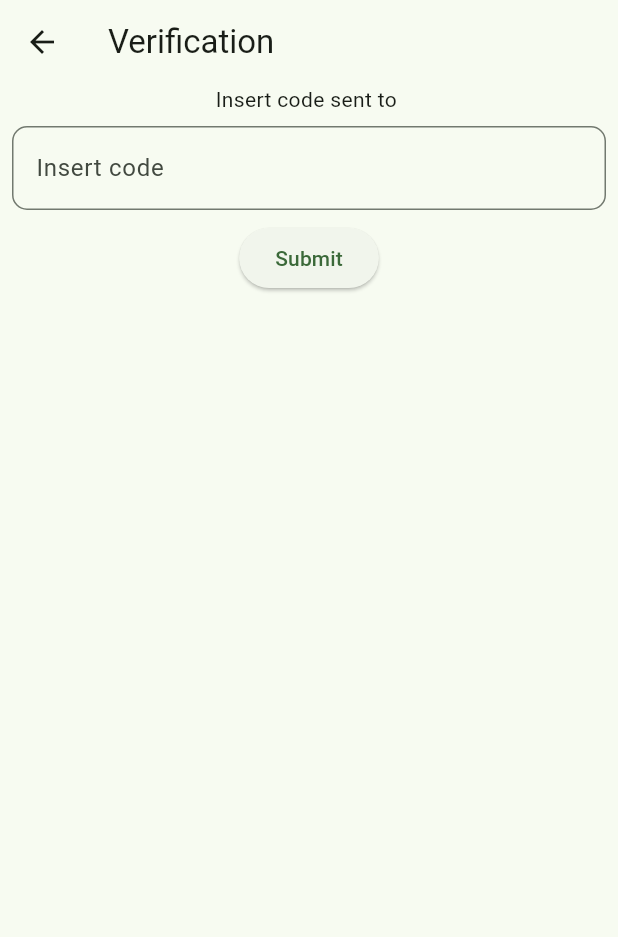
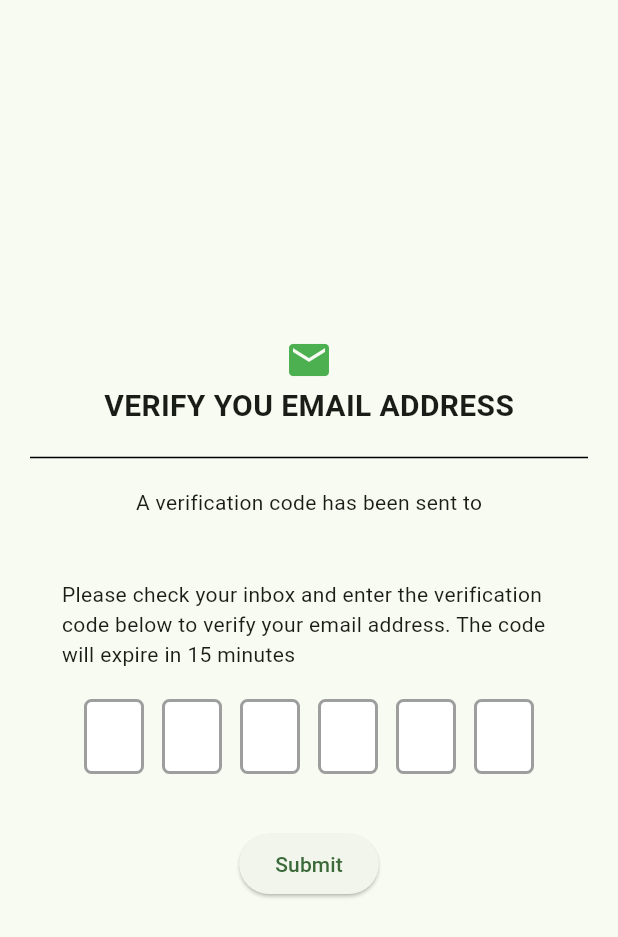
Before and after one commit to fabiooo4/Pecunia, a Flutter app: the Validation screen opened directly with empty values, on a phone screen of 412 x 824 dp. Shown: the top 937 px of the screen. Run offline on Flutter 3.47's test engine with Material 2 defaults, Android fonts, the phone set to English and light mode, and no system bars; drawn by our look-alikes of pin_code_fields; our stand-ins replace flutter_riverpod, go_router, google_nav_bar, riverpod_annotation, supabase_flutter, syncfusion_flutter_charts; accounts and stored records are empty; generated files the repository leaves out were written again.

Commit message:
Code verfication changed

```diff
--- a/lib/screens/auth/validation.dart
+++ b/lib/screens/auth/validation.dart
@@ -1,7 +1,10 @@
+import 'dart:async';
+
 import 'package:flutter/material.dart';
 import 'package:flutter_riverpod/flutter_riverpod.dart';
 import 'package:go_router/go_router.dart';
 import 'package:pecunia/api/sign_up/signup_repository.dart';
+import 'package:pin_code_fields/pin_code_fields.dart';
 
 class VerificationPageParams {
   const VerificationPageParams({this.email, this.password, this.username});
@@ -50,28 +53,85 @@ class _ValidationState extends ConsumerState<Validation> {
 
   @override
   Widget build(BuildContext context) {
+    StreamController<ErrorAnimationType> errorController =
+        StreamController<ErrorAnimationType>();
+    TextEditingController textEditingController = TextEditingController();
+    String currentText = "";
     return Scaffold(
-      appBar: AppBar(title: const Text("Verification")),
-      body: Center(
-        child: Column(
+      body: Column(
+        mainAxisAlignment: MainAxisAlignment.center,
         children: [
-          Text("Insert code sent to ${widget.params.email}"),
+          const Icon(Icons.email, size: 32, color: Colors.green),
+          const Text("VERIFY YOU EMAIL ADDRESS",
+              style: TextStyle(
+                fontSize: 20,
+                fontWeight: FontWeight.bold,
+              )),
+          const Divider(
+            color: Colors.black,
+            thickness: 1,
+            height: 40,
+            indent: 20,
+            endIndent: 20,
+          ),
+          const Text("A verification code has been sent to"),
           //insert code field and submit button
-          Padding(
-            padding: const EdgeInsets.all(8.0),
-            child: TextField(
-              controller: codeController,
-              decoration: const InputDecoration(
-                border: OutlineInputBorder(
-                    borderRadius: BorderRadius.all(Radius.circular(10))),
-                labelText: 'Insert code',
+          Text(
+            widget.params.email,
+            style: const TextStyle(
+              fontWeight: FontWeight.bold,
+            ),
+          ),
+          const SizedBox(height: 20),
+          SizedBox(
+              width: MediaQuery.of(context).size.width * 0.8,
+              child: const Text(
+                  "Please check your inbox and enter the verification code below to verify your email address. The code will expire in 15 minutes")),
+          Container(
+            width: 300,
+            padding: const EdgeInsets.symmetric(vertical: 20),
+            child: PinCodeTextField(
+              appContext: context,
+              length: 6,
+              obscureText: false,
+              animationType: AnimationType.fade,
+              pinTheme: PinTheme(
+                selectedColor: Colors.green,
+                selectedFillColor: Colors.white,
+                inactiveColor: Colors.grey,
+                inactiveFillColor: Colors.white,
+                shape: PinCodeFieldShape.box,
+                borderRadius: BorderRadius.circular(5),
+                fieldHeight: 50,
+                fieldWidth: 40,
+                activeFillColor: Colors.white,
               ),
+              animationDuration: Duration(milliseconds: 300),
+              backgroundColor: const Color.fromARGB(0, 227, 242, 253),
+              enableActiveFill: true,
+              errorAnimationController: errorController,
+              controller: textEditingController,
+              onCompleted: (v) {
+                print("Completed");
+              },
+              onChanged: (value) {
+                print(value);
+                setState(() {
+                  currentText = value;
+                });
+              },
+              beforeTextPaste: (text) {
+                print("Allowing to paste $text");
+                //if you return true then it will show the paste confirmation dialog. Otherwise if false, then nothing will happen.
+                //but you can show anything you want here, like your pop up saying wrong paste format or etc
+                return true;
+              },
             ),
           ),
           ElevatedButton(
               onPressed: () => _controlCode(), child: const Text("Submit")),
         ],
-      )),
+      ),
     );
   }
 }
--- a/pubspec.yaml
+++ b/pubspec.yaml
@@ -27,6 +27,8 @@ dependencies:
     syncfusion_flutter_charts: ^21.2.6
     google_nav_bar: ^5.0.6
     animations: ^2.0.7
+    pin_code_fields: ^7.4.0
+
 
 dev_dependencies:
     flutter_test:
```
Also changed, not shown: pubspec.lock, 2 other files.
